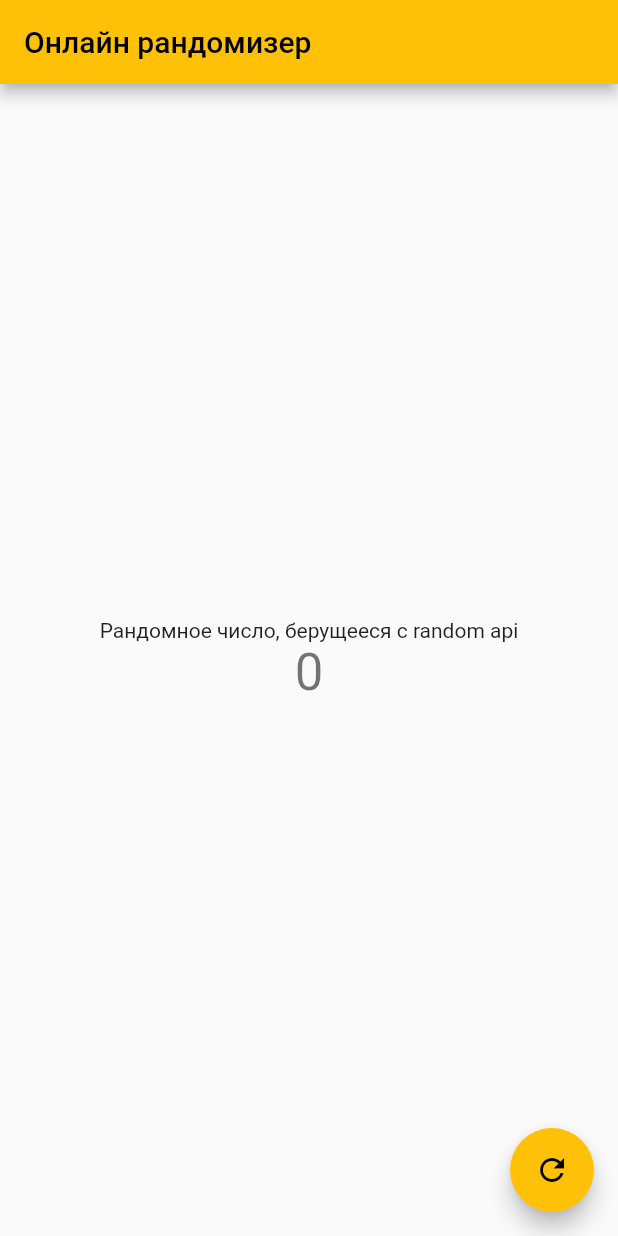
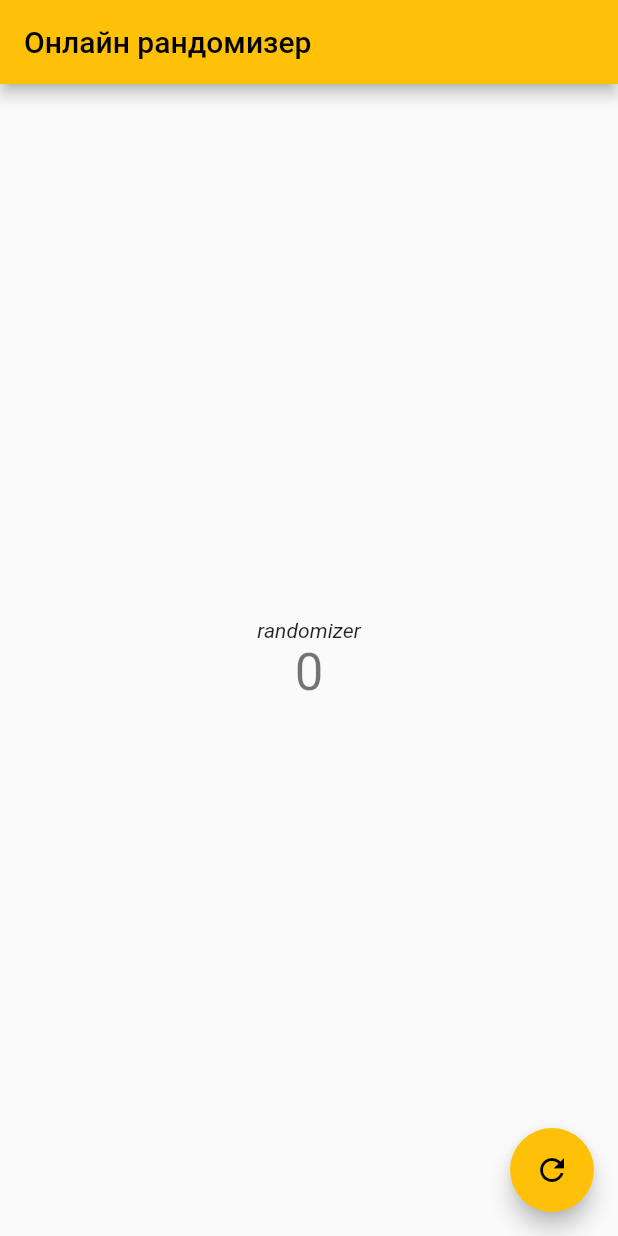
Before and after one commit to mothersjacke7/FlutterDev, a Flutter app: the screen it shows after launch, on a phone screen of 412 x 824 dp. Run offline on Flutter 3.47's test engine with Material 2 defaults, Android fonts, the phone set to English and light mode, and no system bars; our stand-ins replace dio.

Commit message:
Refactor: added fonts text

```diff
--- a/flutter_project1/lib/main.dart
+++ b/flutter_project1/lib/main.dart
@@ -52,7 +52,8 @@ class _MyHomePageState extends State<MyHomePage> {
           mainAxisAlignment: MainAxisAlignment.center,
           children: <Widget>[
             const Text(
-              'Рандомное число, берущееся с random api',
+              'randomizer',
+              style: TextStyle(fontStyle: FontStyle.italic),
             ),
             Counter(_value),
           ],
```
Also changed, not shown: flutter_project1/pubspec.yaml (+15 -3 lines), flutter_project1/pubspec.lock.
